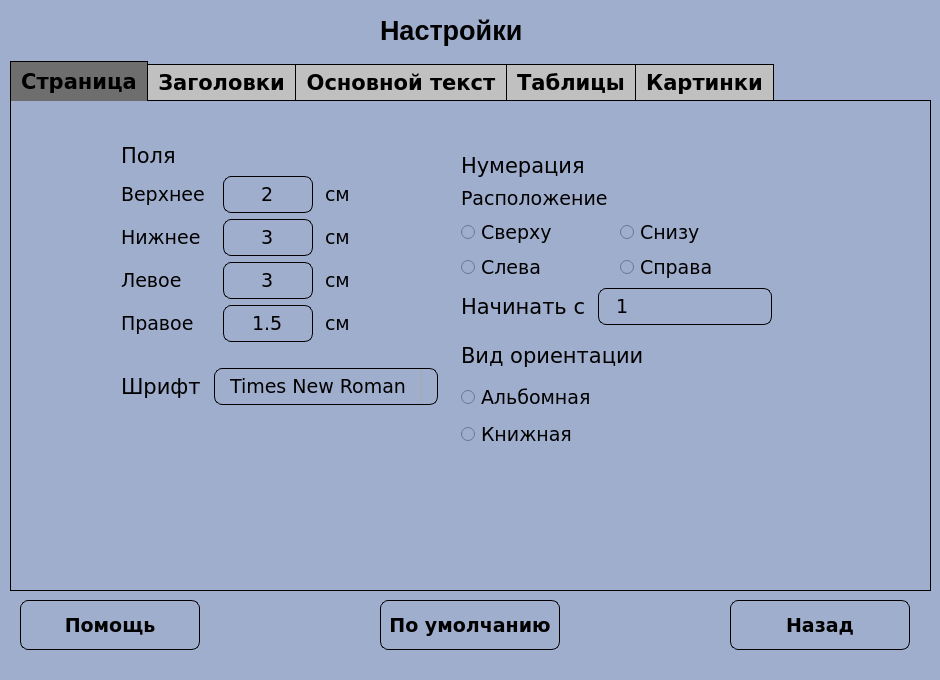
This is SettingsUI.ui in Asklit/CourseProjectPython as Qt 5 draws it before an edit. The edited form follows.
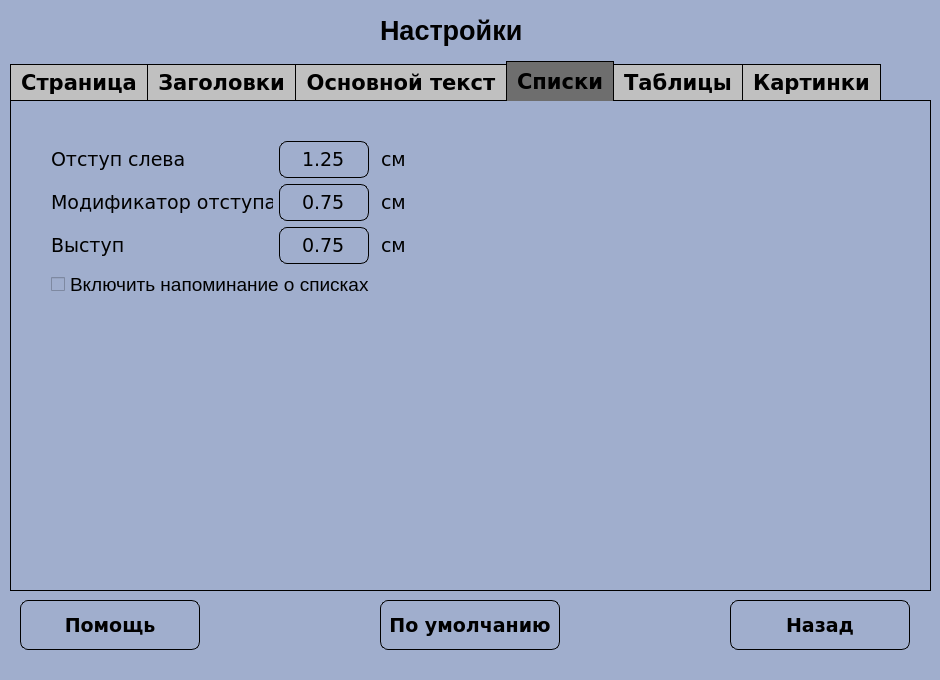
This is the edited form. Icons and pictures are not drawn.

Commit message: add check_list in ui

The edit to the form file:
```diff
--- a/SettingsUI.ui
+++ b/SettingsUI.ui
@@ -226,7 +226,7 @@
 }</string>
    </property>
    <property name="currentIndex">
-    <number>0</number>
+    <number>3</number>
    </property>
    <property name="documentMode">
     <bool>false</bool>
@@ -2886,6 +2886,280 @@
      </layout>
     </widget>
    </widget>
+   <widget class="QWidget" name="tab_4">
+    <attribute name="title">
+     <string>Списки</string>
+    </attribute>
+    <widget class="QWidget" name="gridLayoutWidget_19">
+     <property name="geometry">
+      <rect>
+       <x>40</x>
+       <y>40</y>
+       <width>361</width>
+       <height>158</height>
+      </rect>
+     </property>
+     <layout class="QGridLayout" name="gridLayout_14">
+      <item row="3" column="0" colspan="3">
+       <widget class="QCheckBox" name="CBListReminder">
+        <property name="font">
+         <font>
+          <pointsize>14</pointsize>
+          <weight>50</weight>
+          <bold>false</bold>
+         </font>
+        </property>
+        <property name="text">
+         <string>Включить напоминание о списках</string>
+        </property>
+       </widget>
+      </item>
+      <item row="1" column="1">
+       <widget class="QLineEdit" name="LEListMarginModify">
+        <property name="maximumSize">
+         <size>
+          <width>90</width>
+          <height>37</height>
+         </size>
+        </property>
+        <property name="font">
+         <font>
+          <family>Verdana</family>
+          <pointsize>14</pointsize>
+          <weight>50</weight>
+          <bold>false</bold>
+         </font>
+        </property>
+        <property name="styleSheet">
+         <string notr="true">QLineEdit {
+  border-radius: 8px;
+  border: 1px solid black;
+  padding: 5px 15px;
+}
+
+QLineEdit:focus {
+  border: 1px solid yellow;
+}
+
+QLineEdit::placeholder {
+  color: #767e89;
+}</string>
+        </property>
+        <property name="text">
+         <string>0.75</string>
+        </property>
+        <property name="alignment">
+         <set>Qt::AlignCenter</set>
+        </property>
+       </widget>
+      </item>
+      <item row="0" column="1">
+       <widget class="QLineEdit" name="LEListMarginLeft">
+        <property name="sizePolicy">
+         <sizepolicy hsizetype="Fixed" vsizetype="Fixed">
+          <horstretch>0</horstretch>
+          <verstretch>0</verstretch>
+         </sizepolicy>
+        </property>
+        <property name="maximumSize">
+         <size>
+          <width>90</width>
+          <height>37</height>
+         </size>
+        </property>
+        <property name="font">
+         <font>
+          <family>Verdana</family>
+          <pointsize>14</pointsize>
+          <weight>50</weight>
+          <bold>false</bold>
+         </font>
+        </property>
+        <property name="layoutDirection">
+         <enum>Qt::LeftToRight</enum>
+        </property>
+        <property name="autoFillBackground">
+         <bool>false</bool>
+        </property>
+        <property name="styleSheet">
+         <string notr="true">QLineEdit {
+  border-radius: 8px;
+  border: 1px solid black;
+  padding: 5px 15px;
+}
+
+QLineEdit:focus {
+  border: 1px solid yellow;
+}
+
+QLineEdit::placeholder {
+  color: #767e89;
+}</string>
+        </property>
+        <property name="text">
+         <string>1.25</string>
+        </property>
+        <property name="alignment">
+         <set>Qt::AlignCenter</set>
+        </property>
+       </widget>
+      </item>
+      <item row="1" column="0">
+       <widget class="QLabel" name="labelSettings_52">
+        <property name="font">
+         <font>
+          <family>Verdana</family>
+          <pointsize>14</pointsize>
+          <weight>50</weight>
+          <italic>false</italic>
+          <bold>false</bold>
+         </font>
+        </property>
+        <property name="mouseTracking">
+         <bool>false</bool>
+        </property>
+        <property name="text">
+         <string>Модификатор отступа</string>
+        </property>
+       </widget>
+      </item>
+      <item row="0" column="0">
+       <widget class="QLabel" name="labelSettings_55">
+        <property name="font">
+         <font>
+          <family>Verdana</family>
+          <pointsize>14</pointsize>
+          <weight>50</weight>
+          <italic>false</italic>
+          <bold>false</bold>
+         </font>
+        </property>
+        <property name="mouseTracking">
+         <bool>false</bool>
+        </property>
+        <property name="text">
+         <string>Отступ слева</string>
+        </property>
+       </widget>
+      </item>
+      <item row="1" column="2">
+       <widget class="QLabel" name="labelSettings_58">
+        <property name="font">
+         <font>
+          <family>Verdana</family>
+          <pointsize>14</pointsize>
+          <weight>50</weight>
+          <italic>false</italic>
+          <bold>false</bold>
+         </font>
+        </property>
+        <property name="mouseTracking">
+         <bool>false</bool>
+        </property>
+        <property name="text">
+         <string> см</string>
+        </property>
+       </widget>
+      </item>
+      <item row="0" column="2">
+       <widget class="QLabel" name="labelSettings_57">
+        <property name="font">
+         <font>
+          <family>Verdana</family>
+          <pointsize>14</pointsize>
+          <weight>50</weight>
+          <italic>false</italic>
+          <bold>false</bold>
+         </font>
+        </property>
+        <property name="mouseTracking">
+         <bool>false</bool>
+        </property>
+        <property name="text">
+         <string> см </string>
+        </property>
+       </widget>
+      </item>
+      <item row="2" column="0">
+       <widget class="QLabel" name="labelSettings_53">
+        <property name="font">
+         <font>
+          <family>Verdana</family>
+          <pointsize>14</pointsize>
+          <weight>50</weight>
+          <italic>false</italic>
+          <bold>false</bold>
+         </font>
+        </property>
+        <property name="mouseTracking">
+         <bool>false</bool>
+        </property>
+        <property name="text">
+         <string>Выступ</string>
+        </property>
+       </widget>
+      </item>
+      <item row="2" column="1">
+       <widget class="QLineEdit" name="LEListLedge">
+        <property name="maximumSize">
+         <size>
+          <width>90</width>
+          <height>37</height>
+         </size>
+        </property>
+        <property name="font">
+         <font>
+          <family>Verdana</family>
+          <pointsize>14</pointsize>
+          <weight>50</weight>
+          <bold>false</bold>
+         </font>
+        </property>
+        <property name="styleSheet">
+         <string notr="true">QLineEdit {
+  border-radius: 8px;
+  border: 1px solid black;
+  padding: 5px 15px;
+}
+
+QLineEdit:focus {
+  border: 1px solid yellow;
+}
+
+QLineEdit::placeholder {
+  color: #767e89;
+}</string>
+        </property>
+        <property name="text">
+         <string>0.75</string>
+        </property>
+        <property name="alignment">
+         <set>Qt::AlignCenter</set>
+        </property>
+       </widget>
+      </item>
+      <item row="2" column="2">
+       <widget class="QLabel" name="labelSettings_59">
+        <property name="font">
+         <font>
+          <family>Verdana</family>
+          <pointsize>14</pointsize>
+          <weight>50</weight>
+          <italic>false</italic>
+          <bold>false</bold>
+         </font>
+        </property>
+        <property name="mouseTracking">
+         <bool>false</bool>
+        </property>
+        <property name="text">
+         <string> см</string>
+        </property>
+       </widget>
+      </item>
+     </layout>
+    </widget>
+   </widget>
    <widget class="QWidget" name="tab_5">
     <attribute name="title">
      <string>Таблицы</string>
```
The commit also changes 2 other files.
